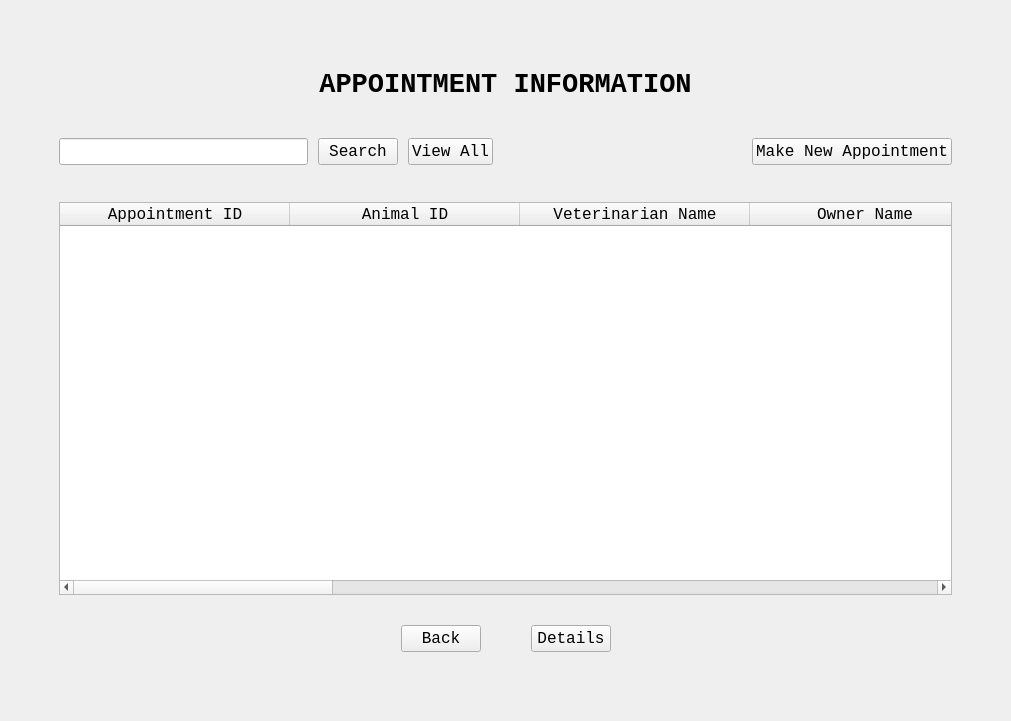
Old version of the form AppointmentUI.ui in the repository ASNaeem/Simple-VCMS.
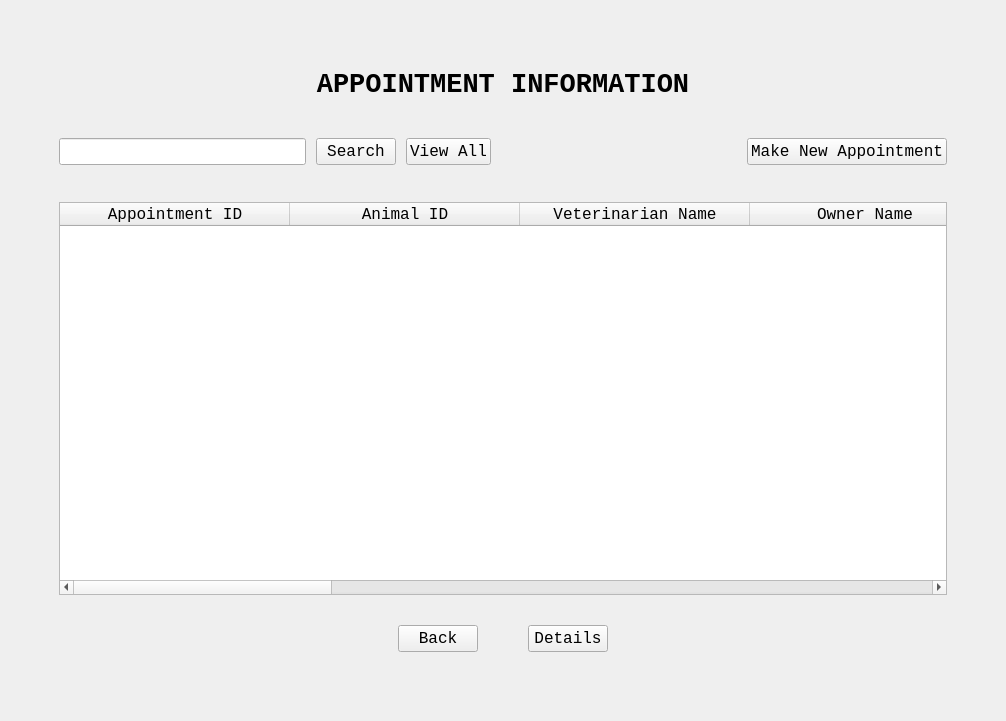
New version of the form.

Patch:
```diff
--- a/AppointmentUI.ui
+++ b/AppointmentUI.ui
@@ -6,7 +6,7 @@
    <rect>
     <x>0</x>
     <y>0</y>
-    <width>1011</width>
+    <width>1006</width>
     <height>721</height>
    </rect>
   </property>
```
